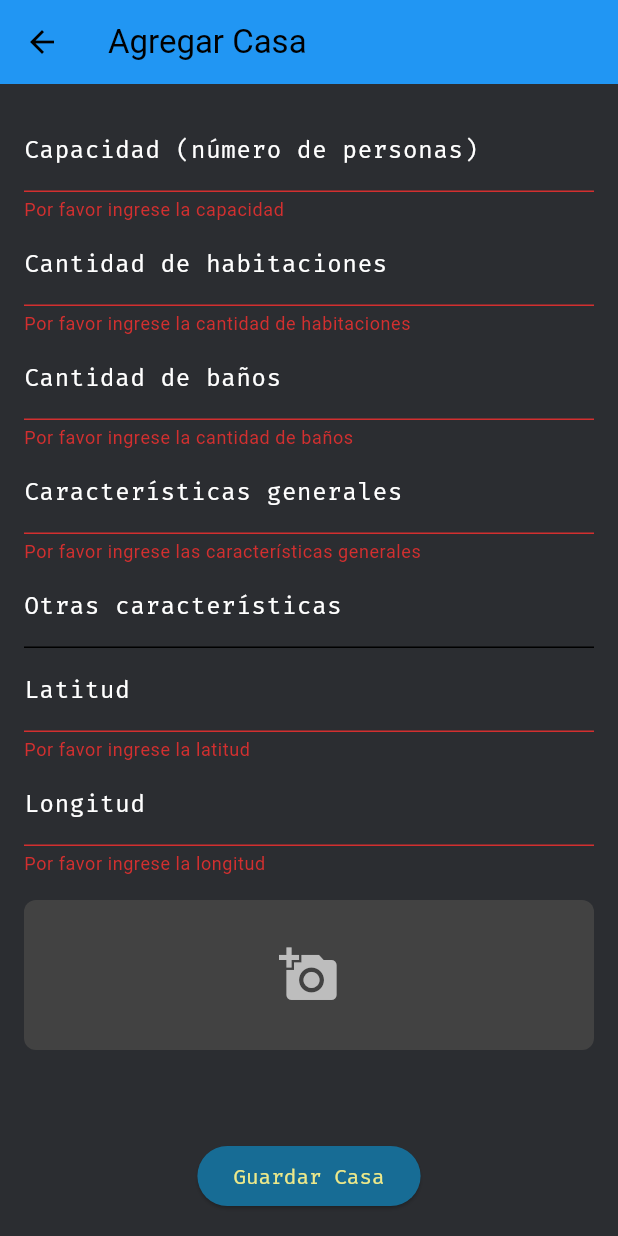
After one commit to diabloget/IntelliHome, a Flutter app: the HouseReg screen opened directly, after a tap on "Guardar Casa", on a phone screen of 412 x 824 dp. The commit adds this screen. Run offline on Flutter 3.47's test engine with Material 3 defaults, Android fonts, the phone set to English and light mode, and no system bars; our stand-ins replace image_picker.

Commit message:
house creation and house list view
added the both the house creatin page or view and also the view for the list of the created houses.

```diff
--- /dev/null
+++ b/lib/house_reg/house_register_view.dart
@@ -0,0 +1,303 @@
+import 'dart:convert';
+import 'dart:io';
+import 'package:flutter/material.dart';
+import 'package:path_provider/path_provider.dart'; // Para obtener el directorio local
+import 'package:image_picker/image_picker.dart'; // Para seleccionar imágenes
+
+class HouseReg extends StatefulWidget {
+  @override
+  _HouseRegState createState() => _HouseRegState();
+}
+
+class _HouseRegState extends State<HouseReg> {
+  final _formKey = GlobalKey<FormState>();
+
+  // Controladores para los campos del formulario
+  TextEditingController capacidadController = TextEditingController();
+  TextEditingController habitacionesController = TextEditingController();
+  TextEditingController banosController = TextEditingController();
+  TextEditingController caracteristicasController = TextEditingController();
+  TextEditingController otrasCaracteristicasController =
+      TextEditingController();
+  TextEditingController latitudController = TextEditingController();
+  TextEditingController longitudController = TextEditingController();
+
+  // Lista para las fotos seleccionadas
+  List<String> fotos = [];
+
+  // Variable para manejar la validación de las fotos
+  bool showPhotoError = false;
+
+  // Función para seleccionar fotos
+  final ImagePicker _picker = ImagePicker();
+
+  Future<void> _pickImage() async {
+    final pickedFile = await _picker.pickImage(source: ImageSource.gallery);
+    if (pickedFile != null) {
+      setState(() {
+        fotos.add(pickedFile.path);
+        showPhotoError =
+            false; // Resetear el mensaje de error al agregar una imagen
+      });
+    }
+  }
+
+  // Función para eliminar una foto de la lista
+  void _removeImage(String path) {
+    setState(() {
+      fotos.remove(path);
+    });
+  }
+
+  // Función para guardar la casa en un archivo JSON
+  Future<void> _saveHouse() async {
+    // Verificar si hay al menos 3 fotos
+    if (fotos.length < 3) {
+      setState(() {
+        showPhotoError = true;
+      });
+      return;
+    }
+
+    // Crear la casa con los datos ingresados
+    Map<String, dynamic> newHouse = {
+      "capacidad": int.parse(capacidadController.text),
+      "habitaciones": int.parse(habitacionesController.text),
+      "banos": int.parse(banosController.text),
+      "caracteristicas_generales": caracteristicasController.text,
+      "otras_caracteristicas": otrasCaracteristicasController.text,
+      "latitud": double.parse(latitudController.text),
+      "longitud": double.parse(longitudController.text),
+      "fotos": fotos,
+      "disponible": true, // Por defecto en verdadero
+      "maestro": null, // Actualmente sin usuario asignado
+      "asociado": null, // Actualmente sin usuario asociado
+      "dispositivos": [], // Lista vacía de dispositivos
+      "comentarios": "", // Cadena vacía
+      "historial": [], // Lista vacía
+    };
+
+    // Obtener el directorio local y crear el archivo si no existe
+    final directory = await getApplicationDocumentsDirectory();
+    final filePath = '${directory.path}/casas.json';
+    File file = File(filePath);
+
+    List<dynamic> casas = [];
+
+    if (await file.exists()) {
+      String content = await file.readAsString();
+      casas = jsonDecode(content);
+    }
+
+    // Agregar la nueva casa a la lista de casas
+    casas.add(newHouse);
+
+    // Guardar la lista de casas en el archivo
+    await file.writeAsString(jsonEncode(casas));
+
+    // Mostrar un mensaje de éxito
+    ScaffoldMessenger.of(context)
+        .showSnackBar(SnackBar(content: Text('Casa guardada con éxito')));
+
+    // Limpiar el formulario después de guardar
+    _formKey.currentState!.reset();
+    capacidadController.clear();
+    habitacionesController.clear();
+    banosController.clear();
+    caracteristicasController.clear();
+    otrasCaracteristicasController.clear();
+    latitudController.clear();
+    longitudController.clear();
+    setState(() {
+      fotos.clear();
+    });
+  }
+
+  @override
+  Widget build(BuildContext context) {
+    return Scaffold(
+      appBar: AppBar(
+        title: const Text("Agregar Casa"),
+        backgroundColor: Colors.blue, // Fondo oscuro
+      ),
+      body: Form(
+        key: _formKey,
+        child: Column(
+          children: [
+            Expanded(
+              child: ListView(
+                padding: EdgeInsets.all(16),
+                children: [
+                  // Capacidad
+                  TextFormField(
+                    controller: capacidadController,
+                    decoration: InputDecoration(
+                      labelText: "Capacidad (número de personas)",
+                      labelStyle: TextStyle(color: Colors.white),
+                    ),
+                    style: TextStyle(color: Colors.white),
+                    keyboardType: TextInputType.number,
+                    validator: (value) {
+                      if (value!.isEmpty) {
+                        return "Por favor ingrese la capacidad";
+                      }
+                      return null;
+                    },
+                  ),
+                  // Cantidad de habitaciones
+                  TextFormField(
+                    controller: habitacionesController,
+                    decoration: InputDecoration(
+                      labelText: "Cantidad de habitaciones",
+                      labelStyle: TextStyle(color: Colors.white),
+                    ),
+                    style: TextStyle(color: Colors.white),
+                    keyboardType: TextInputType.number,
+                    validator: (value) {
+                      if (value!.isEmpty) {
+                        return "Por favor ingrese la cantidad de habitaciones";
+                      }
+                      return null;
+                    },
+                  ),
+                  // Cantidad de baños
+                  TextFormField(
+                    controller: banosController,
+                    decoration: InputDecoration(
+                      labelText: "Cantidad de baños",
+                      labelStyle: TextStyle(color: Colors.white),
+                    ),
+                    style: TextStyle(color: Colors.white),
+                    keyboardType: TextInputType.number,
+                    validator: (value) {
+                      if (value!.isEmpty) {
+                        return "Por favor ingrese la cantidad de baños";
+                      }
+                      return null;
+                    },
+                  ),
+                  // Características generales
+                  TextFormField(
+                    controller: caracteristicasController,
+                    decoration: InputDecoration(
+                      labelText: "Características generales",
+                      labelStyle: TextStyle(color: Colors.white),
+                    ),
+                    style: TextStyle(color: Colors.white),
+                    validator: (value) {
+                      if (value!.isEmpty) {
+                        return "Por favor ingrese las características generales";
+                      }
+                      return null;
+                    },
+                  ),
+                  // Otras características
+                  TextFormField(
+                    controller: otrasCaracteristicasController,
+                    decoration: InputDecoration(
+                      labelText: "Otras características",
+                      labelStyle: TextStyle(color: Colors.white),
+                    ),
+                    style: TextStyle(color: Colors.white),
+                  ),
+                  // Latitud
+                  TextFormField(
+                    controller: latitudController,
+                    decoration: InputDecoration(
+                      labelText: "Latitud",
+                      labelStyle: TextStyle(color: Colors.white),
+                    ),
+                    style: TextStyle(color: Colors.white),
+                    keyboardType:
+                        TextInputType.numberWithOptions(decimal: true),
+                    validator: (value) {
+                      if (value!.isEmpty) {
+                        return "Por favor ingrese la latitud";
+                      }
+                      return null;
+                    },
+                  ),
+                  // Longitud
+                  TextFormField(
+                    controller: longitudController,
+                    decoration: InputDecoration(
+                      labelText: "Longitud",
+                      labelStyle: TextStyle(color: Colors.white),
+                    ),
+                    style: TextStyle(color: Colors.white),
+                    keyboardType:
+                        TextInputType.numberWithOptions(decimal: true),
+                    validator: (value) {
+                      if (value!.isEmpty) {
+                        return "Por favor ingrese la longitud";
+                      }
+                      return null;
+                    },
+                  ),
+                  SizedBox(height: 16),
+                  // Botón para seleccionar fotos (cuadrado)
+                  GestureDetector(
+                    onTap: _pickImage,
+                    child: Container(
+                      height: 100,
+                      width: 100, // Hacer que el selector sea cuadrado
+                      decoration: BoxDecoration(
+                        color: Colors.grey[800],
+                        borderRadius: BorderRadius.circular(8),
+                      ),
+                      child: Icon(Icons.add_a_photo,
+                          size: 40, color: Colors.grey[400]),
+                    ),
+                  ),
+                  SizedBox(height: 16),
+                  // Validación de fotos (mostrar mensaje si no hay suficientes)
+                  if (showPhotoError)
+                    Text(
+                      "Selecciona al menos 3 imágenes",
+                      style: TextStyle(color: Colors.red),
+                    ),
+                  // Lista scrollable con los nombres de las fotos
+                  Container(
+                    height: 150, // Altura máxima
+                    child: ListView.builder(
+                      shrinkWrap: true,
+                      itemCount: fotos.length,
+                      itemBuilder: (context, index) {
+                        String foto = fotos[index];
+                        return ListTile(
+                          title: Text(
+                            foto
+                                .split('/')
+                                .last, // Mostrar solo el nombre de la imagen
+                            style:
+                                TextStyle(color: Colors.white), // Texto blanco
+                          ),
+                          trailing: IconButton(
+                            icon: Icon(Icons.delete, color: Colors.red),
+                            onPressed: () => _removeImage(foto),
+                          ),
+                        );
+                      },
+                    ),
+                  ),
+                ],
+              ),
+            ),
+            // Botón para guardar la casa
+            Padding(
+              padding: const EdgeInsets.all(16.0),
+              child: ElevatedButton(
+                onPressed: () {
+                  if (_formKey.currentState!.validate()) {
+                    _saveHouse(); // Guardar la casa en el JSON
+                  }
+                },
+                child: Text("Guardar Casa"),
+              ),
+            ),
+          ],
+        ),
+      ),
+    );
+  }
+}
--- a/pubspec.yaml
+++ b/pubspec.yaml
@@ -14,7 +14,9 @@ dependencies:
     sdk: flutter
   flutter_localizations:
     sdk: flutter
+  image_picker: ^1.1.2
   intl: any
+  path_provider: ^2.1.4
 
 dev_dependencies:
   flutter_test:
```
Also changed, not shown: lib/houses/house_detail.dart (added, +109 -0 lines), lib/houses/house_list.dart (added, +135 -0 lines), lib/main.dart (+5 -3 lines), 5 other files.
